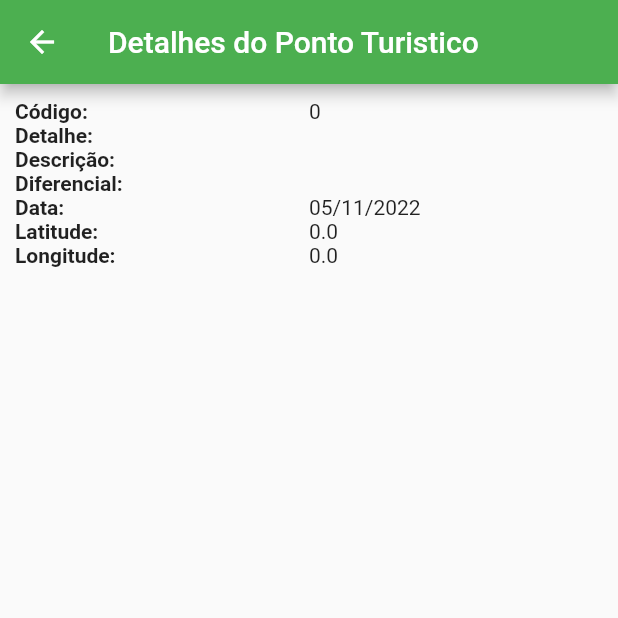
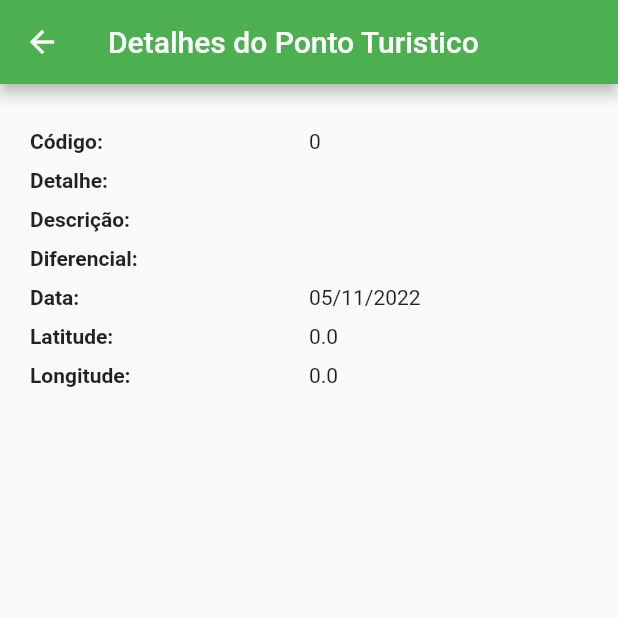
Before and after one commit to GiovaneWerlang/turismo, a Flutter app: the DetalhesPontoPage screen opened directly with empty values, on a phone screen of 412 x 824 dp, the top half of it. Run offline on Flutter 3.47's test engine with Material 2 defaults, Android fonts, the phone set to English and light mode, and no system bars; our stand-ins replace geolocator, shared_preferences, sqflite; accounts and stored records are empty.

Commit message:
'Detalhes e atualização banco'

```diff
--- a/lib/main.dart
+++ b/lib/main.dart
@@ -25,11 +25,6 @@ class MyApp extends StatelessWidget {
       ),
       initialRoute: '/',
       onGenerateRoute: RouteGenerator.generateRoute,
-      // home: ListaPontosPage(),
-      // routes: {
-      //   FiltroPage.ROUTE_NAME: (BuildContext context) => FiltroPage(),
-      //   PontoFormPage.ROUTE_NAME: (BuildContext context) => PontoFormPage(),
-      // },
     );
   }
 }
--- a/lib/pages/detalhes_ponto_page.dart
+++ b/lib/pages/detalhes_ponto_page.dart
@@ -23,51 +23,78 @@ class _DetalhesPontoPageState extends State<DetalhesPontoPage>{
 
   Widget _criarBody(){
     return Padding(
-      padding: EdgeInsets.all(10),
+      padding: EdgeInsets.all(20),
       child: ListView(
         children: [
+          Container(
+            margin: EdgeInsets.only(top:10),
+            child:
             Row(
               children: [
                 Campo(descricao: 'Código: '),
                 Valor(valor: '${widget.ponto.id}'),
               ],
+            )
           ),
+          Container(
+            margin: EdgeInsets.only(top:10),
+            child:
             Row(
               children: [
                 Campo(descricao: 'Detalhe: '),
                 Valor(valor: widget.ponto.detalhe),
               ],
+            )
           ),
+          Container(
+              margin: EdgeInsets.only(top:10),
+              child:
               Row(
               children: [
                   Campo(descricao: 'Descrição: '),
                   Valor(valor: widget.ponto.descricao),
                 ],
+            )
           ),
+          Container(
+            margin: EdgeInsets.only(top:10),
+            child:
             Row(
             children: [
                 Campo(descricao: 'Diferencial: '),
                 Valor(valor: widget.ponto.diferencial),
               ],
+            )
           ),
+          Container(
+            margin: EdgeInsets.only(top:10),
+            child:
             Row(
             children: [
               Campo(descricao: 'Data: '),
               Valor(valor: widget.ponto.dataInclusaoFormatada),
             ],
+            )
           ),
+          Container(
+            margin: EdgeInsets.only(top:10),
+            child:
             Row(
             children: [
               Campo(descricao: 'Latitude: '),
               Valor(valor: widget.ponto.latitude.toString()),
             ],
+            )
           ),
+          Container(
+            margin: EdgeInsets.only(top:10),
+            child:
             Row(
             children: [
               Campo(descricao: 'Longitude: '),
               Valor(valor: widget.ponto.longitude.toString()),
             ],
-          ),
+          )),
         ],
       ),
     );
--- a/pubspec.yaml
+++ b/pubspec.yaml
@@ -38,6 +38,8 @@ dependencies:
   shared_preferences: ^2.0.15
   sqflite: ^2.0.3
   geolocator: ^9.0.2
+  maps_launcher: ^2.0.1
+  google_maps_flutter: ^2.2.1
 
 dev_dependencies:
   flutter_test:
```
Also changed, not shown: lib/pages/lista_pontos_page.dart (+1 -48 lines), lib/pages/ponto_form_page.dart (+20 -69 lines), pubspec.lock, 2 other files. Lines whose indentation alone changed are shown as unchanged.
